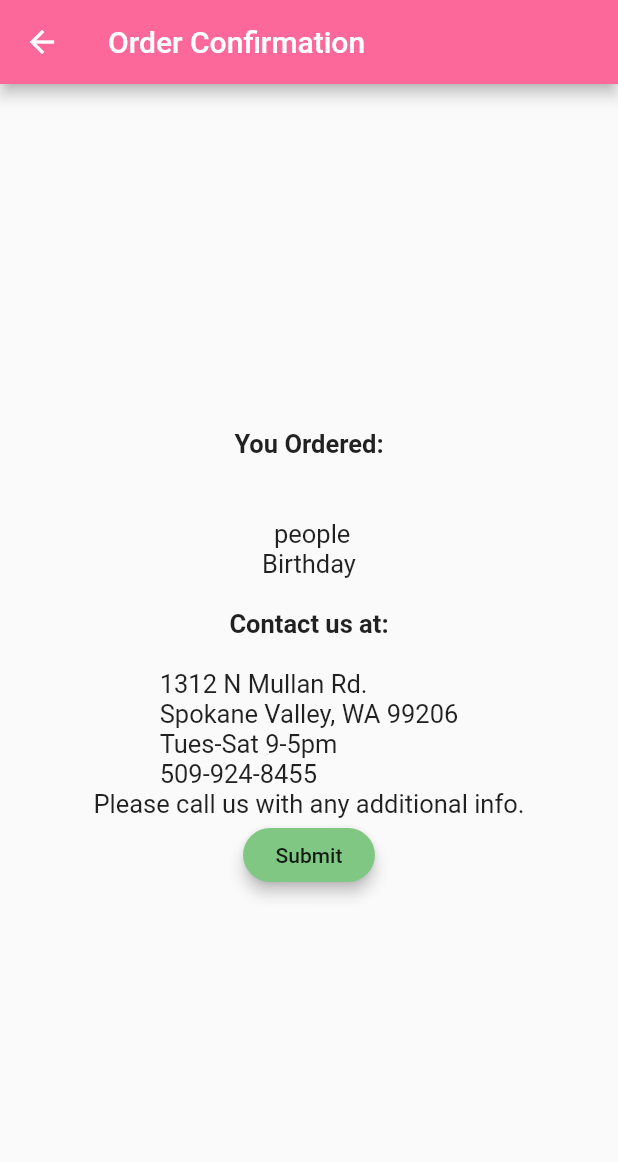
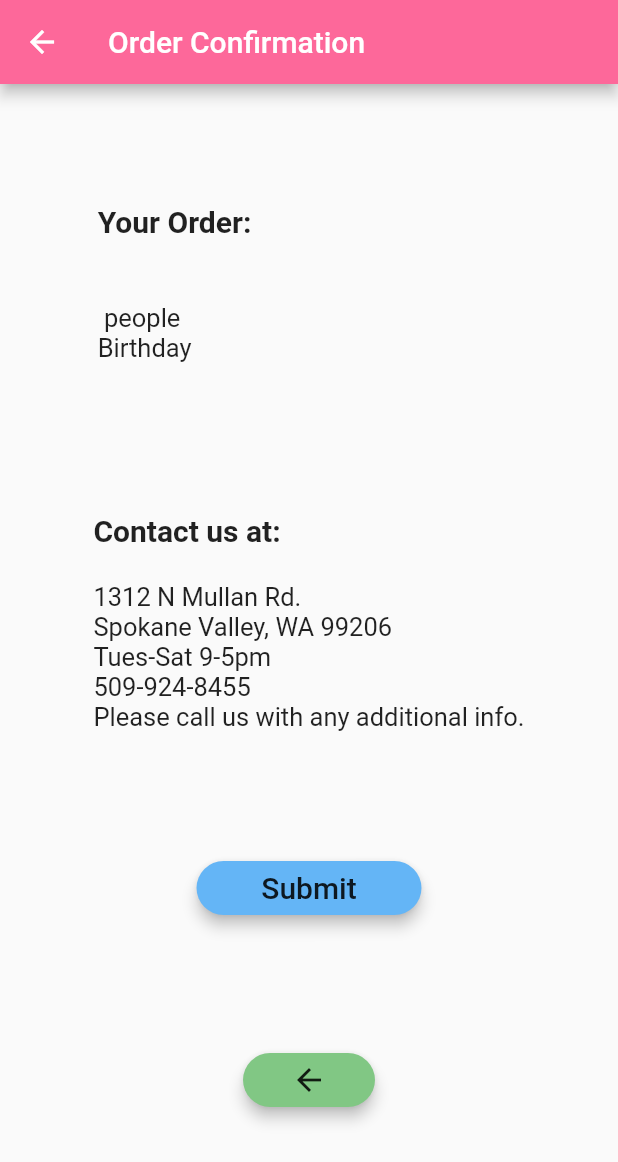
Before and after one commit to Utsal20/Happy-Cake, a Flutter app: the Confirmation screen opened by its route, on a phone screen of 412 x 824 dp. Shown: the top 1162 px of the screen. Run offline on Flutter 3.47's test engine with Material 2 defaults, Android fonts, the phone set to English and light mode, and no system bars; missing offline and left inert: mailer.

Commit message:
navigation and submission buttons added or repositioned

```diff
--- a/lib/screens/confirmation.dart
+++ b/lib/screens/confirmation.dart
@@ -18,12 +18,16 @@ class _ConfirmationState extends State<Confirmation> {
         ),
         body: Center(
           child: Column(
-            mainAxisAlignment: MainAxisAlignment.center,
+            mainAxisAlignment: MainAxisAlignment.spaceEvenly,
+            children: <Widget>[
+              Column(
+                crossAxisAlignment: CrossAxisAlignment.start,
                 children: <Widget>[
                   Text(
-                'You Ordered:\n',
+                    'Your Order:                                    \n',
                     style: TextStyle(
                       fontWeight: FontWeight.bold,
+                      fontSize: 20,
                     ),
                   ),
                   Text(
@@ -38,10 +42,15 @@ class _ConfirmationState extends State<Confirmation> {
                   Text(
                     DataStore.date,
                   ),
+              ],),
+              Column(
+                crossAxisAlignment: CrossAxisAlignment.start,
+                children: <Widget>[
                   Text(
                     'Contact us at:\n',
                     style: TextStyle(
                       fontWeight: FontWeight.bold,
+                      fontSize: 20,
                     )
                   ),
                   Text(
@@ -50,6 +59,7 @@ class _ConfirmationState extends State<Confirmation> {
                   Text(
                     'Please call us with any additional info.',
                   ),
+              ],),
               submitted
                   ? Text(
                       'Your order has been sent!',
@@ -58,15 +68,35 @@ class _ConfirmationState extends State<Confirmation> {
                         color: Theme.of(context).accentColor,
                       ),
                     )
-                  : RaisedButton(
-                      child: Text('Submit'),
+                  : ButtonTheme(
+                    minWidth: 150,
+                    child: RaisedButton(
+                      child: Text(
+                        'Submit',
+                        style: TextStyle(fontSize: 20),
+                      ),
                       elevation: 4.0,
                       shape: RoundedRectangleBorder(
                          borderRadius: BorderRadius.circular(100.0)),
-                      color: Colors.green[300],
+                      color: Colors.blue[300],
                       splashColor: Theme.of(context).accentColor,
                       onPressed: sendEmail,
                     ),
+                  ),
+              Row(
+                mainAxisAlignment: MainAxisAlignment.center,
+                children: <Widget>[
+                  RaisedButton(
+                    child: Icon(Icons.arrow_back),
+                    elevation: 4.0,
+                    shape: RoundedRectangleBorder(borderRadius: BorderRadius.circular(100.0)),
+                    color: Colors.green[300],
+                    splashColor: Theme.of(context).accentColor,
+                    onPressed: () {
+                      Navigator.of(context).pop();
+                    }
+                  ),
+                ],)
               ],
             ),
           )
```
Also changed, not shown: lib/screens/user_info.dart (+17 -2 lines). Lines whose indentation alone changed are shown as unchanged.
